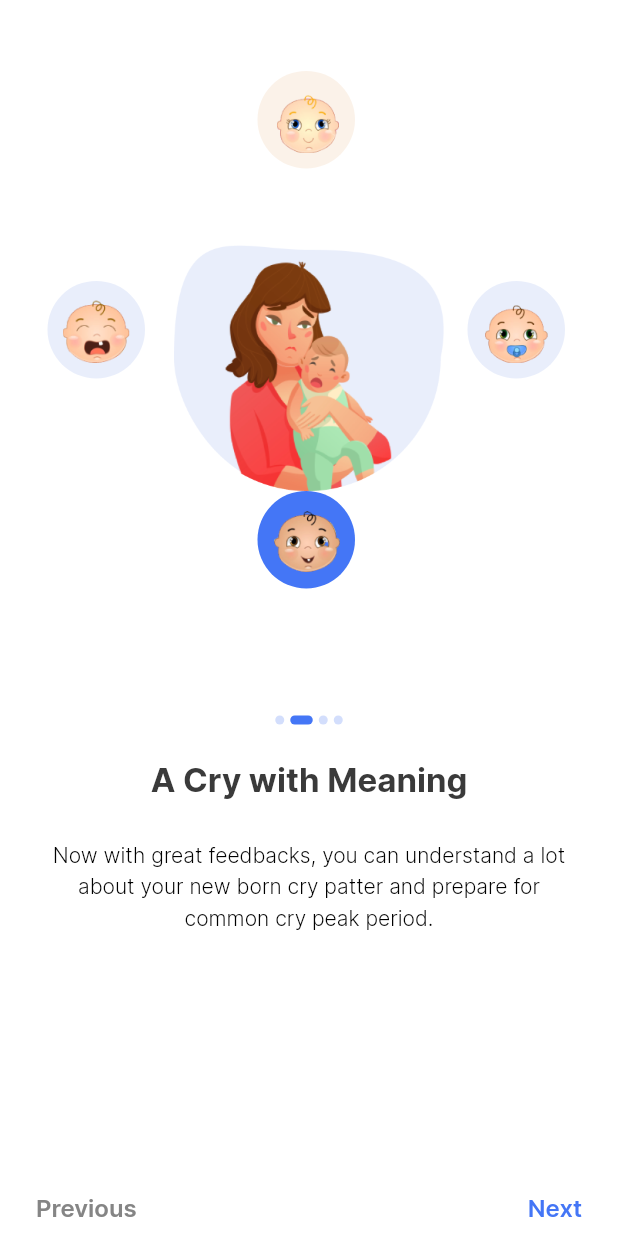
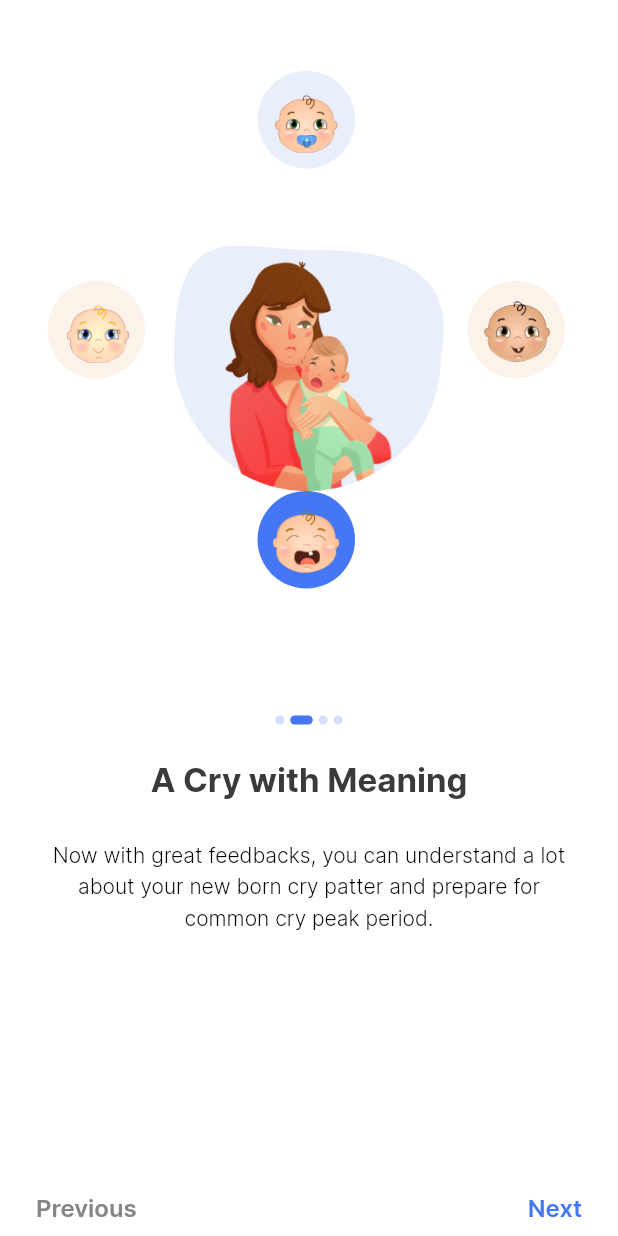
Before and after one commit to divincoder/ubenwa_val, a Flutter app: the screen it shows after launch, after a tap on "Show me How", on a phone screen of 412 x 824 dp. Run offline on Flutter 3.47's test engine with Material 2 defaults, Android fonts, the phone set to English and light mode, and no system bars; our stand-ins replace flutter_animation_progress_bar, flutter_svg, stacked, stacked_services, stacked_shared; missing offline and left inert: alarm, dart:ffi.

Commit message:
- fix the babies arrangements - removed redundant plugin

```diff
--- a/lib/ui/views/onboarding/onboarding_view.dart
+++ b/lib/ui/views/onboarding/onboarding_view.dart
@@ -46,7 +46,7 @@ class _OnboardingViewState extends State<OnboardingView>
     // Initialize animation controller
     _controller = AnimationController(
       vsync: this,
-      duration: const Duration(milliseconds: 500),
+      duration: const Duration(milliseconds: 800),
     );
 
     // Initialize animation
@@ -172,10 +172,11 @@ class _OnboardingViewState extends State<OnboardingView>
       curve: Curves.easeInOut,
     ));
 
-    updateCurrentPos(clockwise);
-
     // Start the animation
     _controller.forward(from: 0.0);
+
+    //update the BG color of the focus baby
+    updateCurrentPos(clockwise);
   }
 
   updateCurrentPos(bool clockwise) {
@@ -194,10 +195,10 @@ class _OnboardingViewState extends State<OnboardingView>
   Widget _getBabyImageForIndex(int index) {
     debugPrint("index: $index");
     List<String> babyImages = [
-      Assets.png.babyOne.path,
       Assets.png.babyTwo.path,
       Assets.png.babyThree.path,
       Assets.png.babyFour.path,
+      Assets.png.babyOne.path,
     ];
 
     return Container(
@@ -215,10 +216,10 @@ class _OnboardingViewState extends State<OnboardingView>
 
   Color _getBabyBG(int index) {
     List<Color> babyImageBG = [
-      AppColors.babyOneBg,
       AppColors.babyTwoBg,
       AppColors.babyThreeBg,
       AppColors.babyFourBg,
+      AppColors.babyOneBg,
     ];
 
     if (index == currentPos) {
--- a/pubspec.yaml
+++ b/pubspec.yaml
@@ -44,7 +44,6 @@ dependencies:
   intl_utils: ^2.8.5
   flutter_animation_progress_bar: ^2.3.1
   alarm: ^2.1.1
-  animated_text_kit: ^4.2.2
 
 dev_dependencies:
   flutter_test:
```
Also changed, not shown: pubspec.lock.
